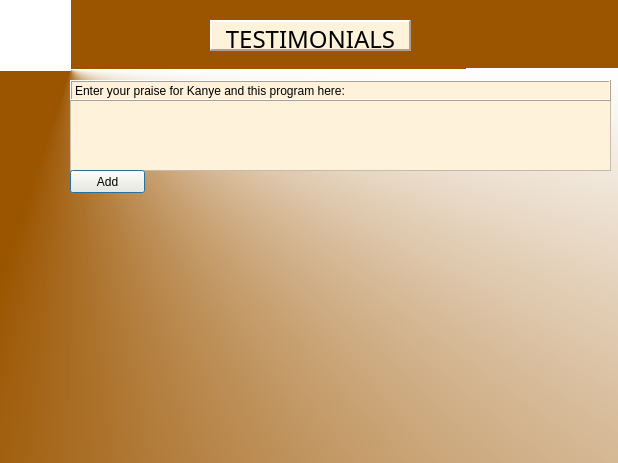
First picture: the form in ProjectFeelTheChunder/testimonials.ui, repository chundercatsllc/CS1C-Team-Chundercats, before the edit.
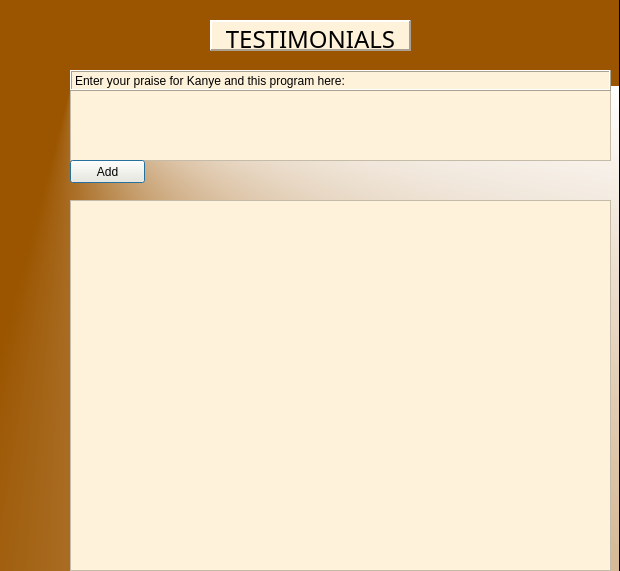
Second picture: the form after the edit. Icons and pictures are not drawn.

Commit message: testimonials add testimonial back end

```diff
--- a/ProjectFeelTheChunder/testimonials.ui
+++ b/ProjectFeelTheChunder/testimonials.ui
@@ -6,8 +6,8 @@
    <rect>
     <x>0</x>
     <y>0</y>
-    <width>618</width>
-    <height>463</height>
+    <width>620</width>
+    <height>571</height>
    </rect>
   </property>
   <property name="windowTitle">
@@ -22,7 +22,7 @@
      <x>-1</x>
      <y>-1</y>
      <width>621</width>
-     <height>471</height>
+     <height>591</height>
     </rect>
    </property>
    <property name="widgetResizable">
@@ -34,31 +34,9 @@
       <x>0</x>
       <y>0</y>
       <width>619</width>
-      <height>469</height>
+      <height>589</height>
      </rect>
     </property>
-    <widget class="QLabel" name="epicness">
-     <property name="geometry">
-      <rect>
-       <x>0</x>
-       <y>0</y>
-       <width>71</width>
-       <height>71</height>
-      </rect>
-     </property>
-     <property name="styleSheet">
-      <string notr="true">background-color: rgb(255, 255, 255);</string>
-     </property>
-     <property name="text">
-      <string/>
-     </property>
-     <property name="pixmap">
-      <pixmap resource="siccpixandstuff.qrc">:/pix/obamanation.gif</pixmap>
-     </property>
-     <property name="scaledContents">
-      <bool>true</bool>
-     </property>
-    </widget>
     <widget class="QLabel" name="label">
      <property name="geometry">
       <rect>
@@ -102,7 +80,7 @@
      <property name="geometry">
       <rect>
        <x>70</x>
-       <y>100</y>
+       <y>90</y>
        <width>541</width>
        <height>71</height>
       </rect>
@@ -122,7 +100,7 @@
      <property name="geometry">
       <rect>
        <x>70</x>
-       <y>80</y>
+       <y>70</y>
        <width>541</width>
        <height>21</height>
       </rect>
@@ -147,7 +125,7 @@
      <property name="geometry">
       <rect>
        <x>70</x>
-       <y>170</y>
+       <y>160</y>
        <width>75</width>
        <height>23</height>
       </rect>
@@ -159,6 +137,19 @@
       <string>Add</string>
      </property>
     </widget>
+    <widget class="QListView" name="view_testis">
+     <property name="geometry">
+      <rect>
+       <x>70</x>
+       <y>200</y>
+       <width>541</width>
+       <height>371</height>
+      </rect>
+     </property>
+     <property name="styleSheet">
+      <string notr="true">background-color: rgb(255, 242, 219);</string>
+     </property>
+    </widget>
    </widget>
   </widget>
  </widget>
```
Left out of the diff: 4 changed lines with no effect on the pictures. The commit also changes 2 other files.
